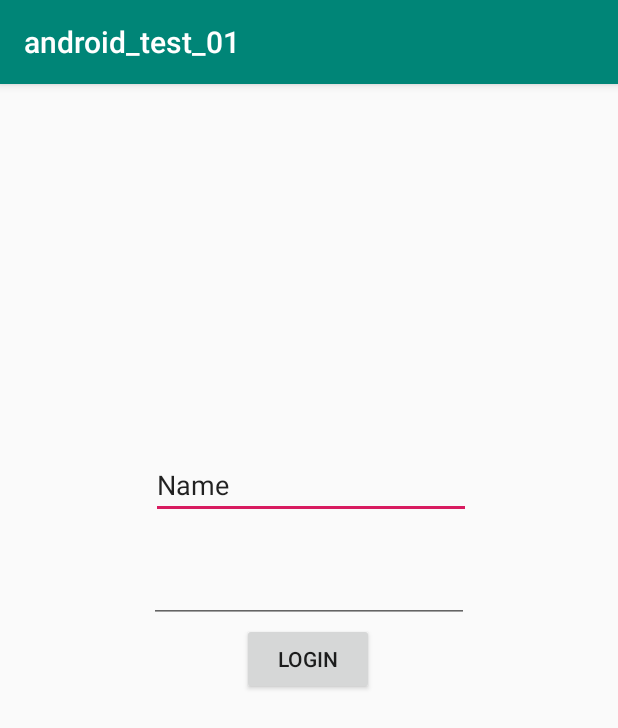
After one commit to mickeyshoes/lab, an Android app: the login_test_act screen opened directly, with no data from a screen before it, on a phone screen of 412 x 824 dp. The commit adds this screen. Shown: the top 728 px of the screen. Run offline under Robolectric (Android 15) with nearby library versions, the light colour scheme and no system bars.

Commit message:
android with server test 01

```diff
--- a/android_test_01/app/src/main/AndroidManifest.xml
+++ b/android_test_01/app/src/main/AndroidManifest.xml
@@ -2,7 +2,8 @@
 <manifest xmlns:android="http://schemas.android.com/apk/res/android"
     package="com.example.android_test_01">
 
-    <uses-permission android:name="android.permission.INTERNET"/>
+    <uses-permission android:name="android.permission.INTERNET" />
+
     <application
         android:allowBackup="true"
         android:icon="@mipmap/ic_launcher"
@@ -10,6 +11,7 @@
         android:roundIcon="@mipmap/ic_launcher_round"
         android:supportsRtl="true"
         android:theme="@style/AppTheme">
+        <activity android:name=".login_test_act"></activity>
         <activity android:name=".MainActivity">
             <intent-filter>
                 <action android:name="android.intent.action.MAIN" />
--- /dev/null
+++ b/android_test_01/app/src/main/res/layout/activity_login_test_act.xml
@@ -0,0 +1,43 @@
+<?xml version="1.0" encoding="utf-8"?>
+<android.support.constraint.ConstraintLayout xmlns:android="http://schemas.android.com/apk/res/android"
+    xmlns:app="http://schemas.android.com/apk/res-auto"
+    xmlns:tools="http://schemas.android.com/tools"
+    android:layout_width="match_parent"
+    android:layout_height="match_parent"
+    tools:context=".login_test_act">
+
+    <Button
+        android:id="@+id/trylogin"
+        android:layout_width="wrap_content"
+        android:layout_height="wrap_content"
+        android:text="Login"
+        app:layout_constraintBottom_toBottomOf="parent"
+        app:layout_constraintHorizontal_bias="0.498"
+        app:layout_constraintLeft_toLeftOf="parent"
+        app:layout_constraintRight_toRightOf="parent"
+        app:layout_constraintTop_toTopOf="parent"
+        app:layout_constraintVertical_bias="0.499" />
+
+    <EditText
+        android:id="@+id/editText"
+        android:layout_width="wrap_content"
+        android:layout_height="wrap_content"
+        android:layout_marginStart="1dp"
+        android:layout_marginBottom="24dp"
+        android:ems="10"
+        android:inputType="textPersonName"
+        android:text="Name"
+        app:layout_constraintBottom_toTopOf="@+id/editText2"
+        app:layout_constraintStart_toStartOf="@+id/editText2" />
+
+    <EditText
+        android:id="@+id/editText2"
+        android:layout_width="wrap_content"
+        android:layout_height="wrap_content"
+        android:ems="10"
+        android:inputType="textPassword"
+        app:layout_constraintBottom_toTopOf="@+id/trylogin"
+        app:layout_constraintEnd_toEndOf="parent"
+        app:layout_constraintStart_toStartOf="parent" />
+
+</android.support.constraint.ConstraintLayout>
```
Also changed, not shown: android_test_01/app/src/main/java/com/example/android_test_01/Jsontest1.java (renamed from android_test_01/app/src/main/java/com/example/android_test_01/Jsontest.java, +8 -4 lines), android_test_01/app/src/main/java/com/example/android_test_01/MainActivity.java (+96 -4 lines), android_test_01/app/src/main/java/com/example/android_test_01/login_test_act.java (added, +94 -0 lines), android_test_01/app/src/main/res/layout/activity_main.xml (+12 -0 lines).
